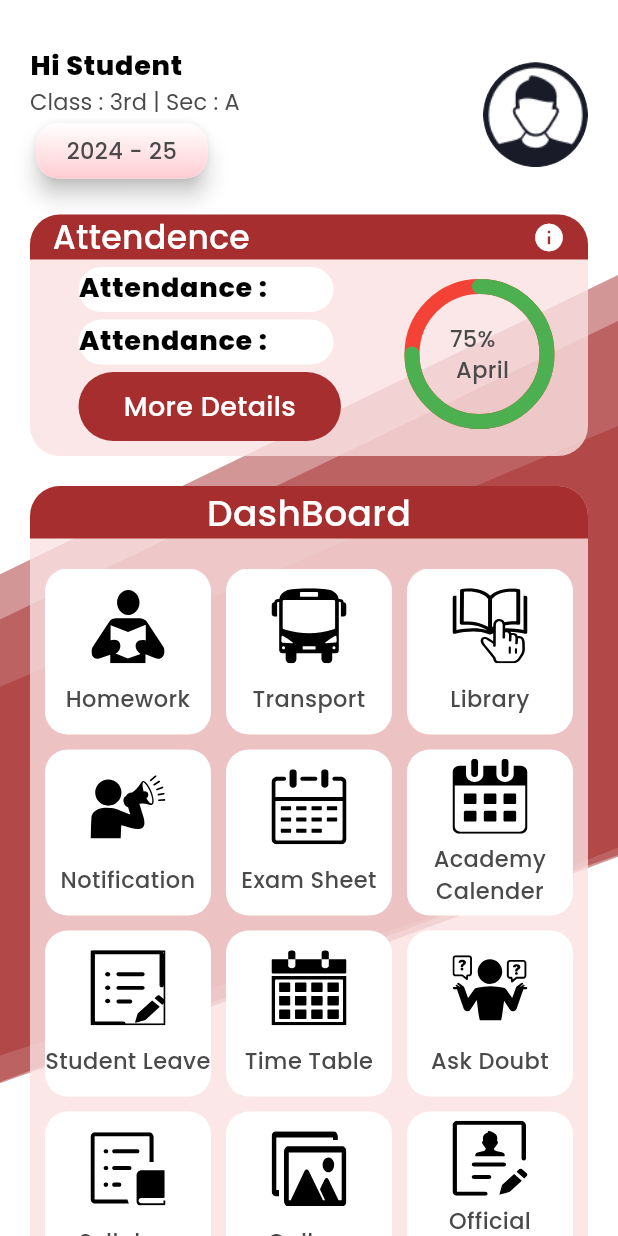
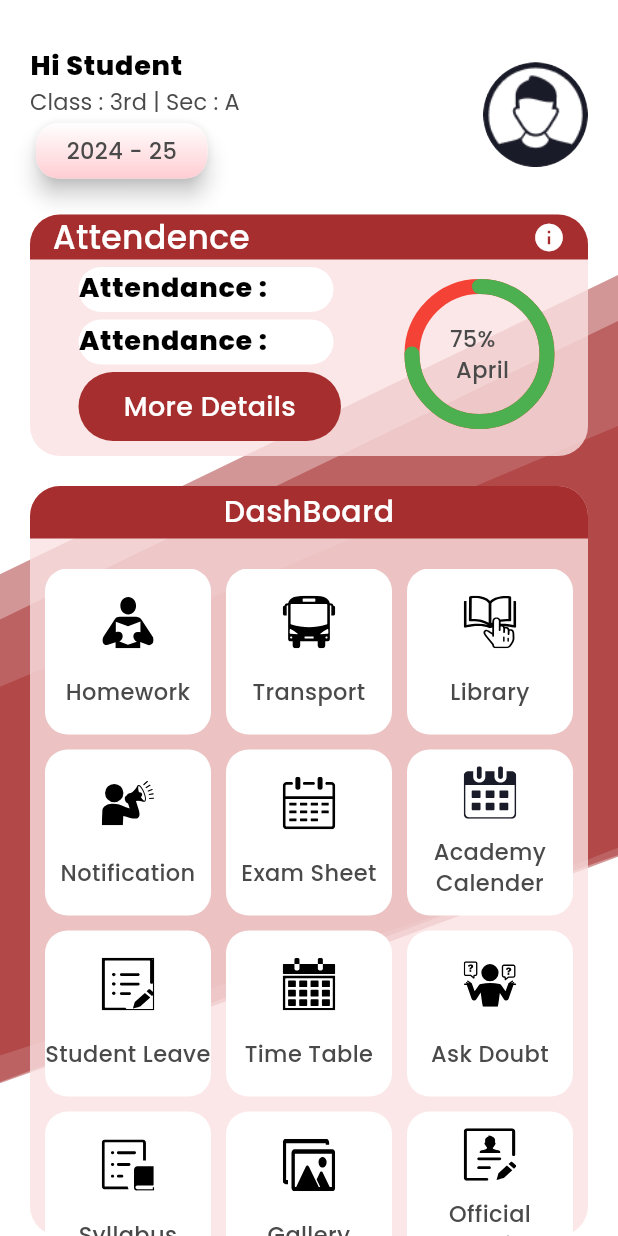
Before and after one commit to lrdpublicschooldevs/LRD-Public-School, a Flutter app: the DashboardPage screen opened directly, on a phone screen of 412 x 824 dp. Run offline on Flutter 3.47's test engine with Material 3 defaults, Android fonts, the phone set to English and light mode, and no system bars; drawn by our look-alikes of percent_indicator; our stand-ins replace dropdown_button2, expandable, flutter_svg, get.

Commit message:
fixed dashboard body

```diff
--- a/lib/Pages/Student_profile/DashBoard/Widgets/DashboardBody.dart
+++ b/lib/Pages/Student_profile/DashBoard/Widgets/DashboardBody.dart
@@ -14,7 +14,7 @@ class DashboardBody extends StatelessWidget {
     return Padding(
       padding: const EdgeInsets.only(left: 20, right: 20),
       child: Container(
-        height: 570,
+        height: 500,
         decoration: BoxDecoration(
           borderRadius: BorderRadius.circular(20),
           color: const Color.fromRGBO(250, 225, 225, 0.8),
@@ -33,7 +33,7 @@ class DashboardBody extends StatelessWidget {
               child: const Center(
                 child: Text(
                   "DashBoard",
-                  style: TextStyle(fontSize: 24, color: Colors.white),
+                  style: TextStyle(fontSize: 20, color: Colors.white,fontWeight: FontWeight.w500),
                 ),
               ),
             ),
@@ -110,8 +110,8 @@ class DashboardBody extends StatelessWidget {
     return InkWell(
       onTap: onTap,
       child: Container(
-        height: 90,
-        width: 90,
+        height: 60,
+        width: 60,
         decoration: BoxDecoration(
           borderRadius: BorderRadius.circular(15),
           color: Colors.white,
@@ -121,9 +121,8 @@ class DashboardBody extends StatelessWidget {
           children: [
             SvgPicture.asset(
               iconPath,
-              width: 50, // Fixed width
-              height: 50, // Fixed height
-              color: Colors.black,
+              width: 35, // Fixed width
+              height: 35, // Fixed height
             ),
             Text(
               iconName,
```
